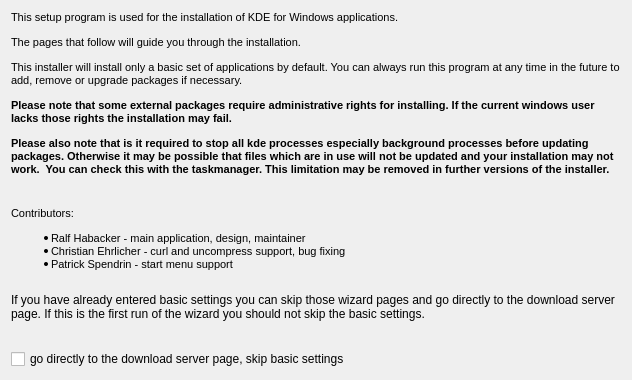
This is gui/themes/main/titlepage.ui in KDE/kdewin-installer as Qt 5 draws it before an edit. The edited form follows.
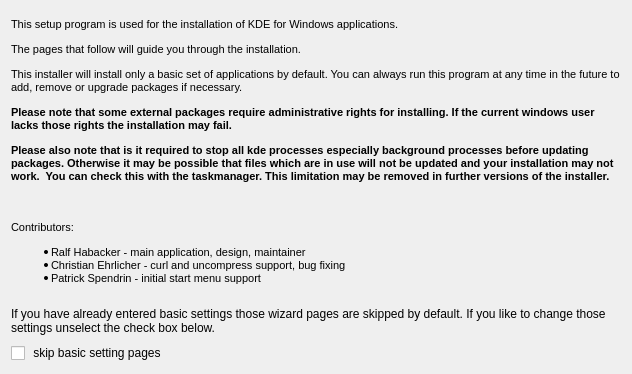
This is the edited form.

Commit message: - fixed some local install issues - don't display skip basic settings on the first run

Diff of the .ui file:
```diff
--- a/gui/themes/main/titlepage.ui
+++ b/gui/themes/main/titlepage.ui
@@ -27,11 +27,11 @@
      <property name="maximumSize" >
       <size>
        <width>1024</width>
-       <height>50</height>
+       <height>30</height>
       </size>
      </property>
      <property name="text" >
-      <string>If you have already entered basic settings you can skip those wizard pages and go directly to the download server page. If this is the first run of the wizard you should not skip the basic settings.</string>
+      <string>If you have already entered basic settings those wizard pages are skipped by default. If you like to change those settings unselect the check box below.</string>
      </property>
      <property name="alignment" >
       <set>Qt::AlignLeading|Qt::AlignLeft|Qt::AlignTop</set>
@@ -87,7 +87,7 @@
    <item row="5" column="0" >
     <widget class="QCheckBox" name="skipBasicSettings" >
      <property name="text" >
-      <string>go directly to the download server page, skip basic settings</string>
+      <string> skip basic setting pages</string>
      </property>
     </widget>
    </item>
@@ -113,7 +113,7 @@
 &lt;p style=" margin-top:12px; margin-bottom:12px; margin-left:0px; margin-right:0px; -qt-block-indent:0; text-indent:0px; font-size:8pt;">Contributors: &lt;/p>
 &lt;ul style="-qt-list-indent: 1;">&lt;li style=" font-size:8pt;" style=" margin-top:12px; margin-bottom:0px; margin-left:0px; margin-right:0px; -qt-block-indent:0; text-indent:0px;">Ralf Habacker - main application, design, maintainer &lt;/li>
 &lt;li style=" font-size:8pt;" style=" margin-top:0px; margin-bottom:0px; margin-left:0px; margin-right:0px; -qt-block-indent:0; text-indent:0px;">Christian Ehrlicher - curl and uncompress support, bug fixing &lt;/li>
-&lt;li style=" font-size:8pt;" style=" margin-top:0px; margin-bottom:12px; margin-left:0px; margin-right:0px; -qt-block-indent:0; text-indent:0px;">Patrick Spendrin - start menu support &lt;/li>&lt;/ul>
+&lt;li style=" font-size:8pt;" style=" margin-top:0px; margin-bottom:12px; margin-left:0px; margin-right:0px; -qt-block-indent:0; text-indent:0px;">Patrick Spendrin - initial start menu support &lt;/li>&lt;/ul>
 &lt;p style="-qt-paragraph-type:empty; margin-top:0px; margin-bottom:0px; margin-left:0px; margin-right:0px; -qt-block-indent:0; text-indent:0px; font-size:8pt;">&lt;/p>&lt;/body>&lt;/html></string>
      </property>
      <property name="textFormat" >
```
Left out of the diff: 2 changed lines with no effect on the pictures. The commit also changes 7 other files.
